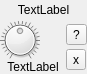
Old version of the form app/pluginmixerview.ui in the repository x37v/datajockey.
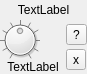
New version of the form.

```diff
--- a/app/pluginmixerview.ui
+++ b/app/pluginmixerview.ui
@@ -58,7 +58,7 @@
           </size>
          </property>
          <property name="minimum">
-          <number>-1000</number>
+          <number>0</number>
          </property>
          <property name="maximum">
           <number>1000</number>
@@ -69,6 +69,12 @@
          <property name="pageStep">
           <number>100</number>
          </property>
+         <property name="value">
+          <number>500</number>
+         </property>
+         <property name="notchTarget">
+          <double>10.000000000000000</double>
+         </property>
          <property name="notchesVisible">
           <bool>true</bool>
          </property>
```
